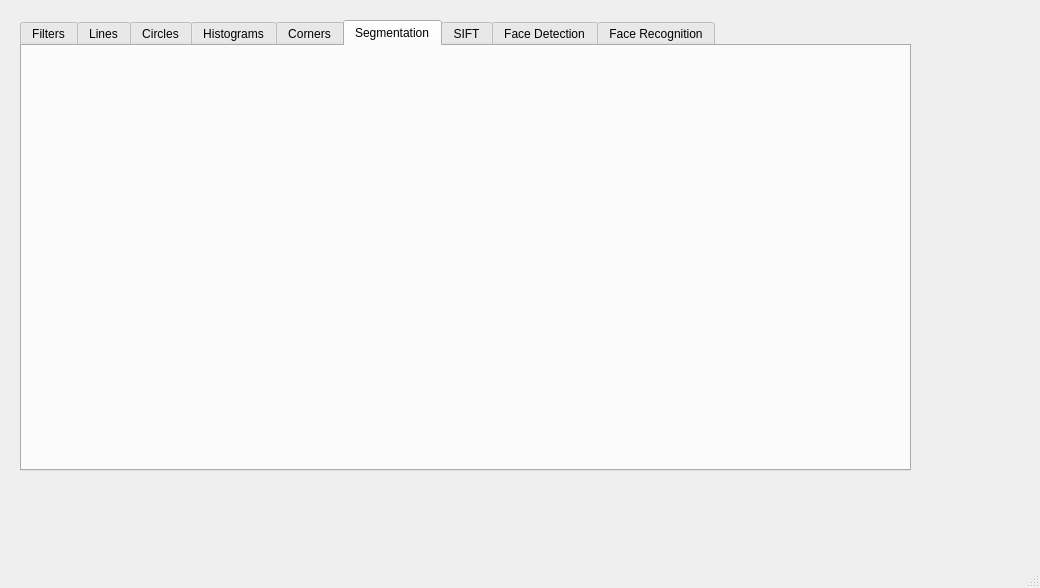
Before: the Qt Designer form mainwindow.ui in mariamzakaria/computer-vision-platform2, drawn with Qt 5.
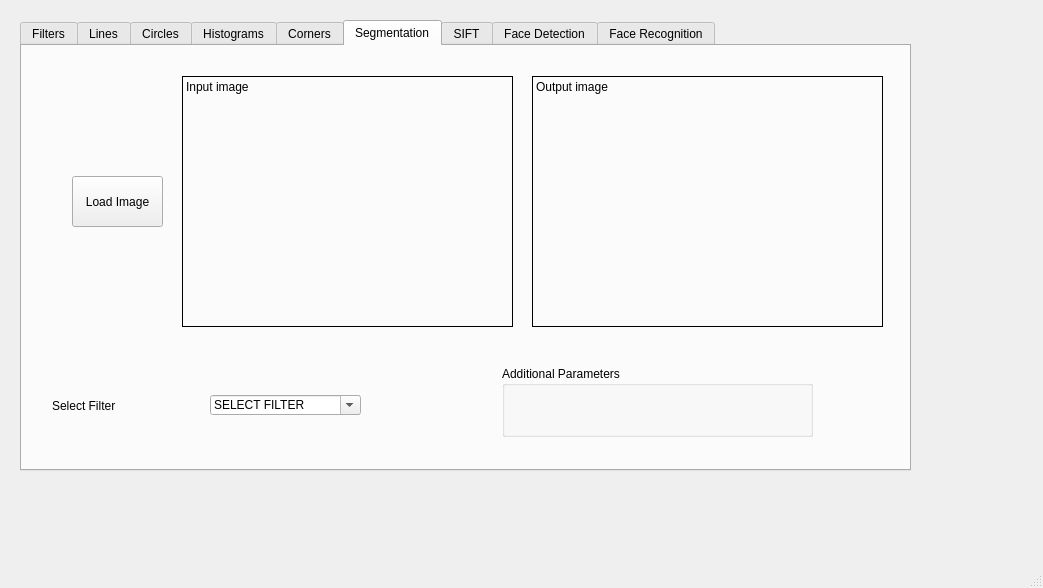
After: the same form once the commit is applied. The open tabs and pages were chosen to show the change.

Diff of the .ui file:
```diff
--- a/mainwindow.ui
+++ b/mainwindow.ui
@@ -6,7 +6,7 @@
    <rect>
     <x>0</x>
     <y>0</y>
-    <width>1040</width>
+    <width>1043</width>
     <height>588</height>
    </rect>
   </property>
@@ -776,6 +776,122 @@
         <attribute name="title">
          <string>Segmentation</string>
         </attribute>
+        <widget class="QGroupBox" name="groupBox_3">
+         <property name="geometry">
+          <rect>
+           <x>480</x>
+           <y>320</y>
+           <width>311</width>
+           <height>71</height>
+          </rect>
+         </property>
+         <property name="title">
+          <string>Additional Parameters</string>
+         </property>
+        </widget>
+        <widget class="QLabel" name="label_12">
+         <property name="geometry">
+          <rect>
+           <x>30</x>
+           <y>340</y>
+           <width>152</width>
+           <height>39</height>
+          </rect>
+         </property>
+         <property name="text">
+          <string>Select Filter</string>
+         </property>
+        </widget>
+        <widget class="QComboBox" name="comboBox_1">
+         <property name="geometry">
+          <rect>
+           <x>188</x>
+           <y>349</y>
+           <width>151</width>
+           <height>20</height>
+          </rect>
+         </property>
+         <property name="editable">
+          <bool>true</bool>
+         </property>
+         <property name="currentText">
+          <string>SELECT FILTER</string>
+         </property>
+         <item>
+          <property name="text">
+           <string>SELECT FILTER</string>
+          </property>
+         </item>
+         <item>
+          <property name="text">
+           <string>region growing</string>
+          </property>
+         </item>
+         <item>
+          <property name="text">
+           <string>Kmeans</string>
+          </property>
+         </item>
+         <item>
+          <property name="text">
+           <string>Mean Shift</string>
+          </property>
+         </item>
+        </widget>
+        <widget class="QLabel" name="inputImage">
+         <property name="geometry">
+          <rect>
+           <x>160</x>
+           <y>30</y>
+           <width>331</width>
+           <height>251</height>
+          </rect>
+         </property>
+         <property name="frameShape">
+          <enum>QFrame::Box</enum>
+         </property>
+         <property name="text">
+          <string>Input image</string>
+         </property>
+         <property name="alignment">
+          <set>Qt::AlignLeading|Qt::AlignLeft|Qt::AlignTop</set>
+         </property>
+        </widget>
+        <widget class="QPushButton" name="loadImage">
+         <property name="geometry">
+          <rect>
+           <x>50</x>
+           <y>130</y>
+           <width>91</width>
+           <height>51</height>
+          </rect>
+         </property>
+         <property name="text">
+          <string>Load Image</string>
+         </property>
+        </widget>
+        <widget class="QLabel" name="outputImage">
+         <property name="geometry">
+          <rect>
+           <x>510</x>
+           <y>30</y>
+           <width>351</width>
+           <height>251</height>
+          </rect>
+         </property>
+         <property name="frameShape">
+          <enum>QFrame::Box</enum>
+         </property>
+         <property name="text">
+          <string>Output image</string>
+         </property>
+         <property name="textFormat">
+          <enum>Qt::PlainText</enum>
+         </property>
+         <property name="alignment">
+          <set>Qt::AlignLeading|Qt::AlignLeft|Qt::AlignTop</set>
+         </property>
+        </widget>
        </widget>
        <widget class="QWidget" name="tab_SIFT">
         <attribute name="title">
```
Left out of the diff: 6 changed lines with no effect on the pictures.
